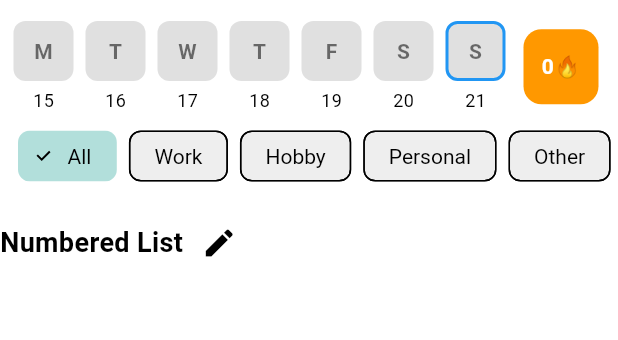
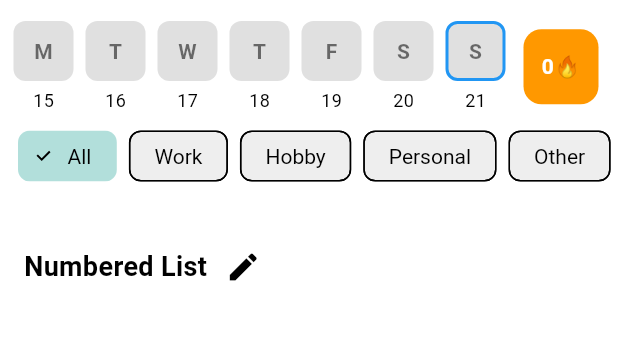
Before and after one commit to Chibinoo/ChatGPT-try, a Flutter app: the SortedPage2 screen opened directly, on a phone screen of 412 x 824 dp, the part 63-403 px from its top. Run offline on Flutter 3.47's test engine with Material 3 defaults, Android fonts, the phone set to English and light mode, and no system bars; our stand-ins replace cloud_firestore, firebase_core, fl_chart, flutter_slidable, hive, hive_flutter and 1 more; accounts and stored records are empty.

Commit message:
add padding to numbered list

```diff
--- a/lib/widgets/numbered_list_widget.dart
+++ b/lib/widgets/numbered_list_widget.dart
@@ -55,7 +55,9 @@ class _NumberedListWidgetState extends State<NumberedListWidget> {
           return const SizedBox.shrink();
         }
 
-        return Column(
+        return Padding(
+          padding: const EdgeInsets.all(16.0), // <-- Add padding here
+          child: Column(
             crossAxisAlignment: CrossAxisAlignment.start,
             children: [
               Row(
@@ -81,18 +83,18 @@ class _NumberedListWidgetState extends State<NumberedListWidget> {
                 final index = entry.key;
                 final title = entry.value;
                 return Padding(
-                padding: const EdgeInsets.symmetric(vertical: 5), // Increase vertical space
+                  padding: const EdgeInsets.symmetric(vertical: 5),
                   child: Row(
                     children: [
                       Text(
                         '${index + 1}.',
-                      style: const TextStyle(fontSize: 18), // Bigger number
+                        style: const TextStyle(fontSize: 18),
                       ),
                       const SizedBox(width: 16),
                       Expanded(
                         child: Text(
                           title,
-                        style: const TextStyle(fontSize: 18), // Bigger text
+                          style: const TextStyle(fontSize: 18),
                         ),
                       ),
                     ],
@@ -100,6 +102,7 @@ class _NumberedListWidgetState extends State<NumberedListWidget> {
                 );
               }),
             ],
+          ),
         );
       },
     );
```
Lines whose indentation alone changed are shown as unchanged.
